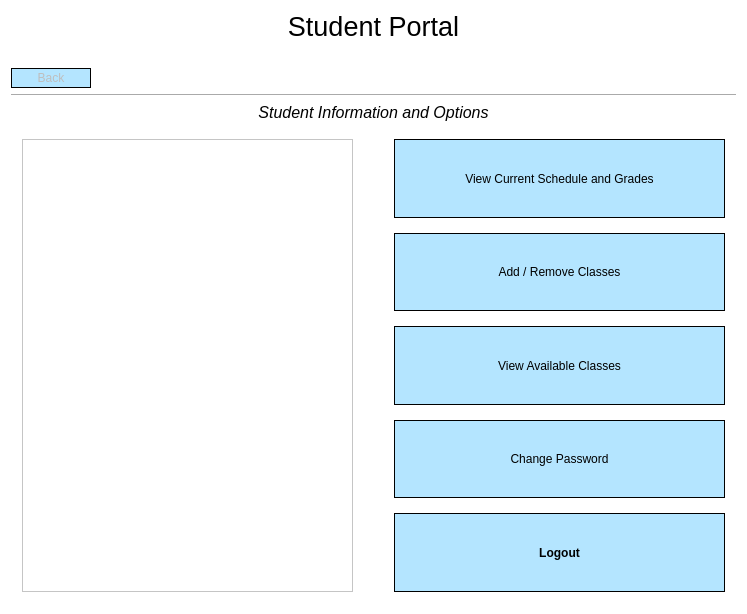
Old version of the form Form Files/studentView.ui in the repository alixabahena/SIMS.
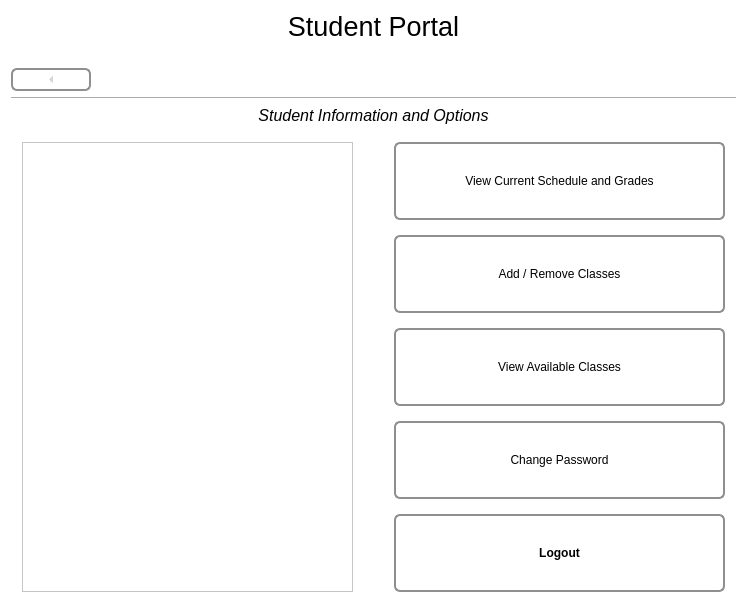
New version of the form. The open tabs and pages were chosen to show the change. Icons and pictures are not drawn.

Commit message: Changed the ui colors to grey.

```diff
--- a/Form Files/studentView.ui
+++ b/Form Files/studentView.ui
@@ -48,7 +48,7 @@
       </widget>
      </item>
      <item>
-      <widget class="QPushButton" name="backButton">
+      <widget class="QToolButton" name="backButton">
        <property name="enabled">
         <bool>false</bool>
        </property>
@@ -65,12 +65,45 @@
         </size>
        </property>
        <property name="styleSheet">
-        <string notr="true">background-color: rgb(180, 229, 255);
-border: 1px solid black;</string>
+        <string notr="true">QToolButton { /* all types of tool button */
+    border: 2px solid #8f8f91;
+    border-radius: 6px;
+    background-color: qlineargradient(x1: 0, y1: 0, x2: 0, y2: 1,
+                                      stop: 0 #f6f7fa, stop: 1 #dadbde);
+}
+
+QToolButton[popupMode=&quot;1&quot;] { /* only for MenuButtonPopup */
+    padding-right: 20px; /* make way for the popup button */
+}
+
+QToolButton:pressed {
+    background-color: qlineargradient(x1: 0, y1: 0, x2: 0, y2: 1,
+                                      stop: 0 #dadbde, stop: 1 #f6f7fa);
+}
+
+/* the subcontrols below are used only in the MenuButtonPopup mode */
+QToolButton::menu-button {
+    border: 2px solid gray;
+    border-top-right-radius: 6px;
+    border-bottom-right-radius: 6px;
+    /* 16px width + 4px for border = 20px allocated above */
+    width: 16px;
+}
+
+QToolButton::menu-arrow {
+    image: url(downarrow.png);
+}
+
+QToolButton::menu-arrow:open {
+    top: 1px; left: 1px; /* shift it a bit */
+}</string>
        </property>
        <property name="text">
         <string>Back</string>
        </property>
+       <property name="arrowType">
+        <enum>Qt::LeftArrow</enum>
+       </property>
       </widget>
      </item>
      <item>
@@ -166,7 +199,7 @@
               <number>15</number>
              </property>
              <item>
-              <widget class="QPushButton" name="viewScheduleButton">
+              <widget class="QToolButton" name="viewScheduleButton">
                <property name="sizePolicy">
                 <sizepolicy hsizetype="Expanding" vsizetype="Expanding">
                  <horstretch>0</horstretch>
@@ -174,8 +207,38 @@
                 </sizepolicy>
                </property>
                <property name="styleSheet">
-                <string notr="true">background-color: rgb(180, 229, 255);
-border: 1px solid black;</string>
+                <string notr="true">QToolButton { /* all types of tool button */
+    border: 2px solid #8f8f91;
+    border-radius: 6px;
+    background-color: qlineargradient(x1: 0, y1: 0, x2: 0, y2: 1,
+                                      stop: 0 #f6f7fa, stop: 1 #dadbde);
+}
+
+QToolButton[popupMode=&quot;1&quot;] { /* only for MenuButtonPopup */
+    padding-right: 20px; /* make way for the popup button */
+}
+
+QToolButton:pressed {
+    background-color: qlineargradient(x1: 0, y1: 0, x2: 0, y2: 1,
+                                      stop: 0 #dadbde, stop: 1 #f6f7fa);
+}
+
+/* the subcontrols below are used only in the MenuButtonPopup mode */
+QToolButton::menu-button {
+    border: 2px solid gray;
+    border-top-right-radius: 6px;
+    border-bottom-right-radius: 6px;
+    /* 16px width + 4px for border = 20px allocated above */
+    width: 16px;
+}
+
+QToolButton::menu-arrow {
+    image: url(downarrow.png);
+}
+
+QToolButton::menu-arrow:open {
+    top: 1px; left: 1px; /* shift it a bit */
+}</string>
                </property>
                <property name="text">
                 <string>View Current Schedule and Grades</string>
@@ -183,7 +246,7 @@
               </widget>
              </item>
              <item>
-              <widget class="QPushButton" name="manageScheduleButton">
+              <widget class="QToolButton" name="manageScheduleButton">
                <property name="sizePolicy">
                 <sizepolicy hsizetype="Expanding" vsizetype="Expanding">
                  <horstretch>0</horstretch>
@@ -191,8 +254,38 @@
                 </sizepolicy>
                </property>
                <property name="styleSheet">
-                <string notr="true">background-color: rgb(180, 229, 255);
-border: 1px solid black;</string>
+                <string notr="true">QToolButton { /* all types of tool button */
+    border: 2px solid #8f8f91;
+    border-radius: 6px;
+    background-color: qlineargradient(x1: 0, y1: 0, x2: 0, y2: 1,
+                                      stop: 0 #f6f7fa, stop: 1 #dadbde);
+}
+
+QToolButton[popupMode=&quot;1&quot;] { /* only for MenuButtonPopup */
+    padding-right: 20px; /* make way for the popup button */
+}
+
+QToolButton:pressed {
+    background-color: qlineargradient(x1: 0, y1: 0, x2: 0, y2: 1,
+                                      stop: 0 #dadbde, stop: 1 #f6f7fa);
+}
+
+/* the subcontrols below are used only in the MenuButtonPopup mode */
+QToolButton::menu-button {
+    border: 2px solid gray;
+    border-top-right-radius: 6px;
+    border-bottom-right-radius: 6px;
+    /* 16px width + 4px for border = 20px allocated above */
+    width: 16px;
+}
+
+QToolButton::menu-arrow {
+    image: url(downarrow.png);
+}
+
+QToolButton::menu-arrow:open {
+    top: 1px; left: 1px; /* shift it a bit */
+}</string>
                </property>
                <property name="text">
                 <string>Add / Remove Classes</string>
@@ -200,7 +293,7 @@
               </widget>
              </item>
              <item>
-              <widget class="QPushButton" name="viewClassesButton">
+              <widget class="QToolButton" name="viewClassesButton">
                <property name="sizePolicy">
                 <sizepolicy hsizetype="Expanding" vsizetype="Expanding">
                  <horstretch>0</horstretch>
@@ -208,8 +301,38 @@
                 </sizepolicy>
                </property>
                <property name="styleSheet">
-                <string notr="true">background-color: rgb(180, 229, 255);
-border: 1px solid black;</string>
+                <string notr="true">QToolButton { /* all types of tool button */
+    border: 2px solid #8f8f91;
+    border-radius: 6px;
+    background-color: qlineargradient(x1: 0, y1: 0, x2: 0, y2: 1,
+                                      stop: 0 #f6f7fa, stop: 1 #dadbde);
+}
+
+QToolButton[popupMode=&quot;1&quot;] { /* only for MenuButtonPopup */
+    padding-right: 20px; /* make way for the popup button */
+}
+
+QToolButton:pressed {
+    background-color: qlineargradient(x1: 0, y1: 0, x2: 0, y2: 1,
+                                      stop: 0 #dadbde, stop: 1 #f6f7fa);
+}
+
+/* the subcontrols below are used only in the MenuButtonPopup mode */
+QToolButton::menu-button {
+    border: 2px solid gray;
+    border-top-right-radius: 6px;
+    border-bottom-right-radius: 6px;
+    /* 16px width + 4px for border = 20px allocated above */
+    width: 16px;
+}
+
+QToolButton::menu-arrow {
+    image: url(downarrow.png);
+}
+
+QToolButton::menu-arrow:open {
+    top: 1px; left: 1px; /* shift it a bit */
+}</string>
                </property>
                <property name="text">
                 <string>View Available Classes</string>
@@ -217,7 +340,7 @@
               </widget>
              </item>
              <item>
-              <widget class="QPushButton" name="changePasswordButton">
+              <widget class="QToolButton" name="changePasswordButton">
                <property name="sizePolicy">
                 <sizepolicy hsizetype="Expanding" vsizetype="Expanding">
                  <horstretch>0</horstretch>
@@ -225,8 +348,38 @@
                 </sizepolicy>
                </property>
                <property name="styleSheet">
-                <string notr="true">background-color: rgb(180, 229, 255);
-border: 1px solid black;</string>
+                <string notr="true">QToolButton { /* all types of tool button */
+    border: 2px solid #8f8f91;
+    border-radius: 6px;
+    background-color: qlineargradient(x1: 0, y1: 0, x2: 0, y2: 1,
+                                      stop: 0 #f6f7fa, stop: 1 #dadbde);
+}
+
+QToolButton[popupMode=&quot;1&quot;] { /* only for MenuButtonPopup */
+    padding-right: 20px; /* make way for the popup button */
+}
+
+QToolButton:pressed {
+    background-color: qlineargradient(x1: 0, y1: 0, x2: 0, y2: 1,
+                                      stop: 0 #dadbde, stop: 1 #f6f7fa);
+}
+
+/* the subcontrols below are used only in the MenuButtonPopup mode */
+QToolButton::menu-button {
+    border: 2px solid gray;
+    border-top-right-radius: 6px;
+    border-bottom-right-radius: 6px;
+    /* 16px width + 4px for border = 20px allocated above */
+    width: 16px;
+}
+
+QToolButton::menu-arrow {
+    image: url(downarrow.png);
+}
+
+QToolButton::menu-arrow:open {
+    top: 1px; left: 1px; /* shift it a bit */
+}</string>
                </property>
                <property name="text">
                 <string>Change Password</string>
@@ -234,7 +387,7 @@
               </widget>
              </item>
              <item>
-              <widget class="QPushButton" name="logoutButton">
+              <widget class="QToolButton" name="logoutButton">
                <property name="sizePolicy">
                 <sizepolicy hsizetype="Expanding" vsizetype="Expanding">
                  <horstretch>0</horstretch>
@@ -248,8 +401,38 @@
                 </font>
                </property>
                <property name="styleSheet">
-                <string notr="true">background-color: rgb(180, 229, 255);
-border: 1px solid black;</string>
+                <string notr="true">QToolButton { /* all types of tool button */
+    border: 2px solid #8f8f91;
+    border-radius: 6px;
+    background-color: qlineargradient(x1: 0, y1: 0, x2: 0, y2: 1,
+                                      stop: 0 #f6f7fa, stop: 1 #dadbde);
+}
+
+QToolButton[popupMode=&quot;1&quot;] { /* only for MenuButtonPopup */
+    padding-right: 20px; /* make way for the popup button */
+}
+
+QToolButton:pressed {
+    background-color: qlineargradient(x1: 0, y1: 0, x2: 0, y2: 1,
+                                      stop: 0 #dadbde, stop: 1 #f6f7fa);
+}
+
+/* the subcontrols below are used only in the MenuButtonPopup mode */
+QToolButton::menu-button {
+    border: 2px solid gray;
+    border-top-right-radius: 6px;
+    border-bottom-right-radius: 6px;
+    /* 16px width + 4px for border = 20px allocated above */
+    width: 16px;
+}
+
+QToolButton::menu-arrow {
+    image: url(downarrow.png);
+}
+
+QToolButton::menu-arrow:open {
+    top: 1px; left: 1px; /* shift it a bit */
+}</string>
                </property>
                <property name="text">
                 <string>Logout</string>
```
Left out of the diff: 279 changed lines with no effect on the pictures. The commit also changes 9 other files.
